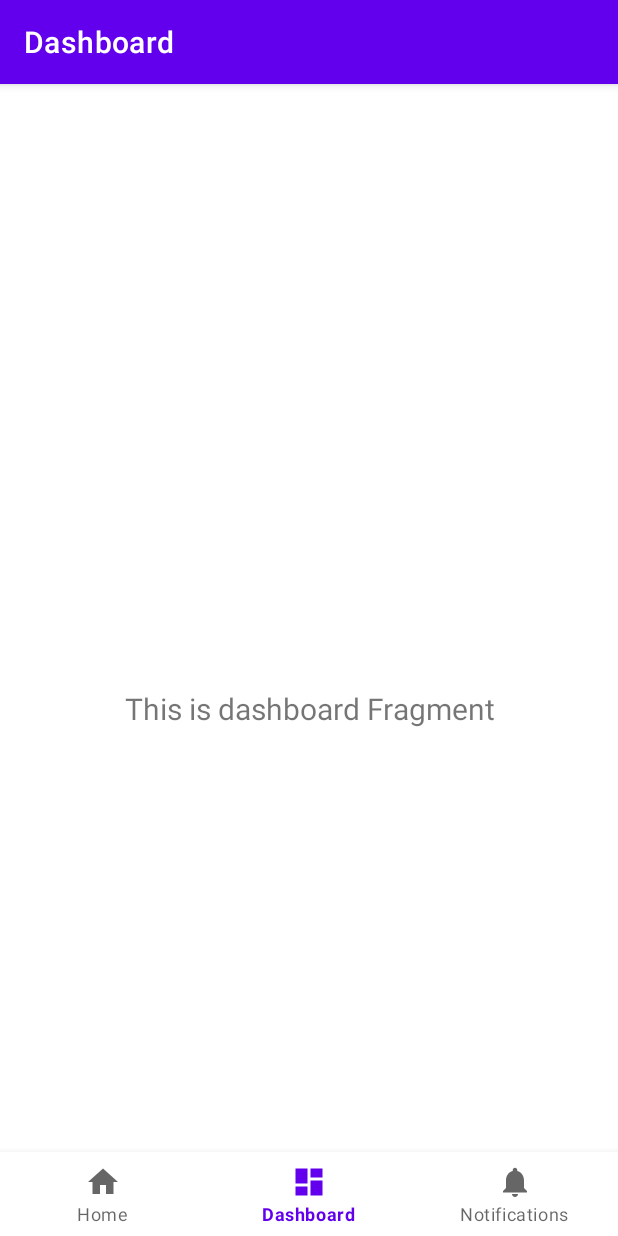
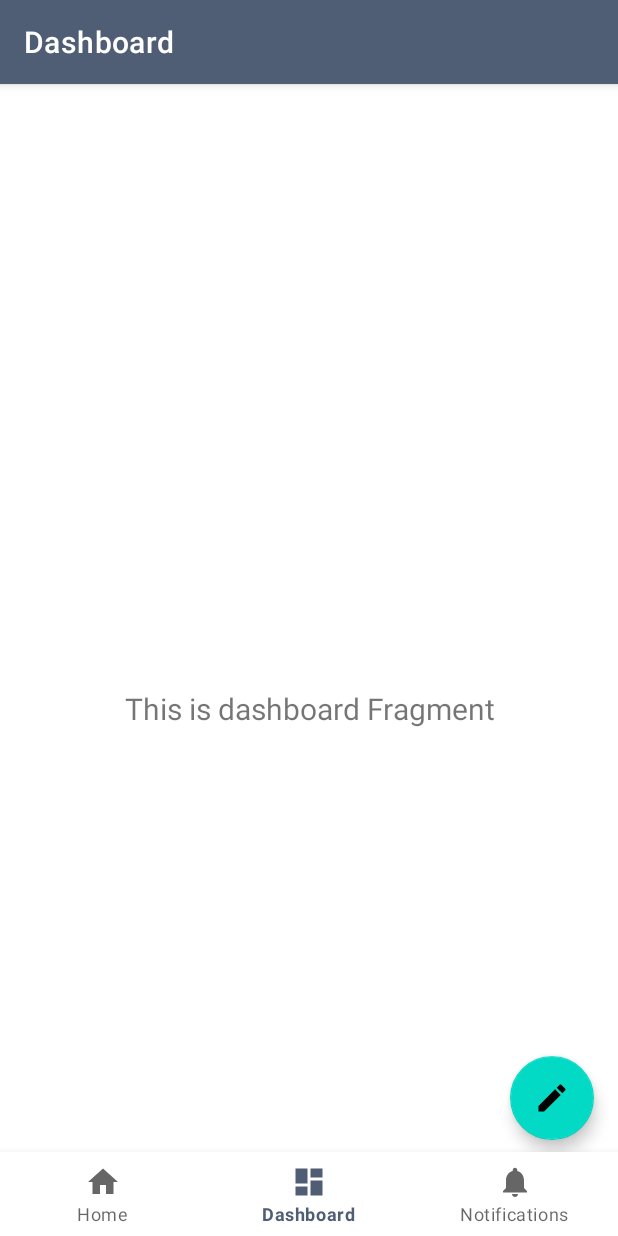
Before and after one commit to tylerkauff/ArtShare, an Android app: the DashboardFragment screen opened through its navigation route, on a phone screen of 412 x 824 dp. Run offline under Robolectric (Android 15) with nearby library versions, the phone set to English and light mode, and no system bars; our stand-ins replace navigation-ui.

Commit message:
Styling and color

```diff
--- a/app/src/main/AndroidManifest.xml
+++ b/app/src/main/AndroidManifest.xml
@@ -1,6 +1,6 @@
 <?xml version="1.0" encoding="utf-8"?>
 <manifest xmlns:android="http://schemas.android.com/apk/res/android"
-    package="com.example.artsharekotlin">
+    package="com.example.artsharekotlin" >
 
     <application
         android:allowBackup="true"
@@ -8,11 +8,11 @@
         android:label="@string/app_name"
         android:roundIcon="@mipmap/ic_launcher_round"
         android:supportsRtl="true"
-        android:theme="@style/Theme.ArtShareKotlin">
+        android:theme="@style/Theme.ArtShareKotlin" >
         <activity
             android:name=".MainActivity"
             android:exported="true"
-            android:label="@string/app_name">
+            android:label="@string/app_name" >
             <intent-filter>
                 <action android:name="android.intent.action.MAIN" />
 
--- a/app/src/main/java/com/example/artsharekotlin/ui/dashboard/DashboardFragment.kt
+++ b/app/src/main/java/com/example/artsharekotlin/ui/dashboard/DashboardFragment.kt
@@ -15,7 +15,6 @@ class DashboardFragment : Fragment() {
 
   private lateinit var dashboardViewModel: DashboardViewModel
 private var _binding: FragmentDashboardBinding? = null
-
   // This property is only valid between onCreateView and
   // onDestroyView.
   private val binding get() = _binding!!
--- a/app/src/main/java/com/example/artsharekotlin/ui/home/HomeFragment.kt
+++ b/app/src/main/java/com/example/artsharekotlin/ui/home/HomeFragment.kt
@@ -15,7 +15,6 @@ class HomeFragment : Fragment() {
 
   private lateinit var homeViewModel: HomeViewModel
 private var _binding: FragmentHomeBinding? = null
-
   // This property is only valid between onCreateView and
   // onDestroyView.
   private val binding get() = _binding!!
--- a/app/src/main/java/com/example/artsharekotlin/ui/notifications/NotificationsFragment.kt
+++ b/app/src/main/java/com/example/artsharekotlin/ui/notifications/NotificationsFragment.kt
@@ -15,7 +15,6 @@ class NotificationsFragment : Fragment() {
 
   private lateinit var notificationsViewModel: NotificationsViewModel
 private var _binding: FragmentNotificationsBinding? = null
-
   // This property is only valid between onCreateView and
   // onDestroyView.
   private val binding get() = _binding!!
--- /dev/null
+++ b/app/src/main/res/drawable/ic_write.xml
@@ -0,0 +1,5 @@
+<vector android:height="24dp" android:tint="#FFFFFF"
+    android:viewportHeight="24" android:viewportWidth="24"
+    android:width="24dp" xmlns:android="http://schemas.android.com/apk/res/android">
+    <path android:fillColor="@android:color/white" android:pathData="M3,17.25V21h3.75L17.81,9.94l-3.75,-3.75L3,17.25zM20.71,7.04c0.39,-0.39 0.39,-1.02 0,-1.41l-2.34,-2.34c-0.39,-0.39 -1.02,-0.39 -1.41,0l-1.83,1.83 3.75,3.75 1.83,-1.83z"/>
+</vector>
--- a/app/src/main/res/layout/fragment_dashboard.xml
+++ b/app/src/main/res/layout/fragment_dashboard.xml
@@ -1,10 +1,22 @@
 <?xml version="1.0" encoding="utf-8"?>
-<androidx.constraintlayout.widget.ConstraintLayout xmlns:android="http://schemas.android.com/apk/res/android"
+<androidx.constraintlayout.widget.ConstraintLayout
+    xmlns:android="http://schemas.android.com/apk/res/android"
     xmlns:app="http://schemas.android.com/apk/res-auto"
     xmlns:tools="http://schemas.android.com/tools"
     android:layout_width="match_parent"
     android:layout_height="match_parent"
-    tools:context=".ui.dashboard.DashboardFragment">
+    tools:context=".ui.dashboard.DashboardFragment" >
+
+    <com.google.android.material.floatingactionbutton.FloatingActionButton
+        android:id="@+id/floatingActionButton"
+        android:layout_width="wrap_content"
+        android:layout_height="wrap_content"
+        android:layout_marginEnd="16dp"
+        android:layout_marginBottom="64dp"
+        android:clickable="true"
+        android:src="@drawable/ic_write"
+        app:layout_constraintBottom_toBottomOf="parent"
+        app:layout_constraintEnd_toEndOf="parent" />
 
     <TextView
         android:id="@+id/text_dashboard"
@@ -15,8 +27,8 @@
         android:layout_marginEnd="8dp"
         android:textAlignment="center"
         android:textSize="20sp"
-        app:layout_constraintBottom_toBottomOf="parent"
         app:layout_constraintEnd_toEndOf="parent"
         app:layout_constraintStart_toStartOf="parent"
-        app:layout_constraintTop_toTopOf="parent" />
+        app:layout_constraintTop_toTopOf="parent"
+        app:layout_constraintBottom_toBottomOf="parent" />
 </androidx.constraintlayout.widget.ConstraintLayout>
--- a/app/src/main/res/layout/fragment_home.xml
+++ b/app/src/main/res/layout/fragment_home.xml
@@ -1,10 +1,11 @@
 <?xml version="1.0" encoding="utf-8"?>
-<androidx.constraintlayout.widget.ConstraintLayout xmlns:android="http://schemas.android.com/apk/res/android"
+<androidx.constraintlayout.widget.ConstraintLayout
+    xmlns:android="http://schemas.android.com/apk/res/android"
     xmlns:app="http://schemas.android.com/apk/res-auto"
     xmlns:tools="http://schemas.android.com/tools"
     android:layout_width="match_parent"
     android:layout_height="match_parent"
-    tools:context=".ui.home.HomeFragment">
+    tools:context=".ui.home.HomeFragment" >
 
     <TextView
         android:id="@+id/text_home"
@@ -15,8 +16,8 @@
         android:layout_marginEnd="8dp"
         android:textAlignment="center"
         android:textSize="20sp"
-        app:layout_constraintBottom_toBottomOf="parent"
         app:layout_constraintEnd_toEndOf="parent"
         app:layout_constraintStart_toStartOf="parent"
-        app:layout_constraintTop_toTopOf="parent" />
+        app:layout_constraintTop_toTopOf="parent"
+        app:layout_constraintBottom_toBottomOf="parent" />
 </androidx.constraintlayout.widget.ConstraintLayout>
--- a/app/src/main/res/layout/fragment_notifications.xml
+++ b/app/src/main/res/layout/fragment_notifications.xml
@@ -1,10 +1,11 @@
 <?xml version="1.0" encoding="utf-8"?>
-<androidx.constraintlayout.widget.ConstraintLayout xmlns:android="http://schemas.android.com/apk/res/android"
+<androidx.constraintlayout.widget.ConstraintLayout
+    xmlns:android="http://schemas.android.com/apk/res/android"
     xmlns:app="http://schemas.android.com/apk/res-auto"
     xmlns:tools="http://schemas.android.com/tools"
     android:layout_width="match_parent"
     android:layout_height="match_parent"
-    tools:context=".ui.notifications.NotificationsFragment">
+    tools:context=".ui.notifications.NotificationsFragment" >
 
     <TextView
         android:id="@+id/text_notifications"
@@ -15,8 +16,8 @@
         android:layout_marginEnd="8dp"
         android:textAlignment="center"
         android:textSize="20sp"
-        app:layout_constraintBottom_toBottomOf="parent"
         app:layout_constraintEnd_toEndOf="parent"
         app:layout_constraintStart_toStartOf="parent"
-        app:layout_constraintTop_toTopOf="parent" />
+        app:layout_constraintTop_toTopOf="parent"
+        app:layout_constraintBottom_toBottomOf="parent" />
 </androidx.constraintlayout.widget.ConstraintLayout>
--- a/app/src/main/res/menu/bottom_nav_menu.xml
+++ b/app/src/main/res/menu/bottom_nav_menu.xml
@@ -4,16 +4,16 @@
     <item
         android:id="@+id/navigation_home"
         android:icon="@drawable/ic_home_black_24dp"
-        android:title="@string/title_home" />
+        android:title="@string/title_home"/>
 
     <item
         android:id="@+id/navigation_dashboard"
         android:icon="@drawable/ic_dashboard_black_24dp"
-        android:title="@string/title_dashboard" />
+        android:title="@string/title_dashboard"/>
 
     <item
         android:id="@+id/navigation_notifications"
         android:icon="@drawable/ic_notifications_black_24dp"
-        android:title="@string/title_notifications" />
+        android:title="@string/title_notifications"/>
 
 </menu>
--- a/app/src/main/res/values-night/themes.xml
+++ b/app/src/main/res/values-night/themes.xml
@@ -6,8 +6,8 @@
         <item name="colorPrimaryVariant">@color/purple_700</item>
         <item name="colorOnPrimary">@color/black</item>
         <!-- Secondary brand color. -->
-        <item name="colorSecondary">@color/teal_200</item>
-        <item name="colorSecondaryVariant">@color/teal_200</item>
+        <item name="colorSecondary">@color/softorange</item>
+        <item name="colorSecondaryVariant">@color/softorange</item>
         <item name="colorOnSecondary">@color/black</item>
         <!-- Status bar color. -->
         <item name="android:statusBarColor" tools:targetApi="l">?attr/colorPrimaryVariant</item>
--- a/app/src/main/res/values/colors.xml
+++ b/app/src/main/res/values/colors.xml
@@ -7,4 +7,7 @@
     <color name="teal_700">#FF018786</color>
     <color name="black">#FF000000</color>
     <color name="white">#FFFFFFFF</color>
+    <color name="softorange">#EF8354</color>
+    <color name="slateblue">#4F5D75</color>
+    <color name="slateblue_700">#434F63</color>
 </resources>
--- a/app/src/main/res/values/themes.xml
+++ b/app/src/main/res/values/themes.xml
@@ -2,15 +2,19 @@
     <!-- Base application theme. -->
     <style name="Theme.ArtShareKotlin" parent="Theme.MaterialComponents.DayNight.DarkActionBar">
         <!-- Primary brand color. -->
-        <item name="colorPrimary">@color/purple_500</item>
-        <item name="colorPrimaryVariant">@color/purple_700</item>
-        <item name="colorOnPrimary">@color/white</item>
+        <item name="colorPrimary">@color/slateblue</item>
+        <item name="colorPrimaryVariant">@color/slateblue</item>
+        <item name="colorOnPrimary">@color/slateblue</item>
         <!-- Secondary brand color. -->
         <item name="colorSecondary">@color/teal_200</item>
         <item name="colorSecondaryVariant">@color/teal_700</item>
         <item name="colorOnSecondary">@color/black</item>
+
+        <!-- Navigation buttons -->
+        <item name="android:navigationBarColor">@color/slateblue</item>
+        <item name="android:navigationIcon">@color/softorange</item>
         <!-- Status bar color. -->
-        <item name="android:statusBarColor" tools:targetApi="l">?attr/colorPrimaryVariant</item>
+        <item name="android:statusBarColor" tools:targetApi="l">@color/slateblue_700</item>
         <!-- Customize your theme here. -->
     </style>
 </resources>
```
Also changed, not shown: app/src/main/java/com/example/artsharekotlin/MainActivity.kt (+5 -8 lines), app/src/main/res/drawable/ic_dashboard_black_24dp.xml (+5 -5 lines), app/src/main/res/drawable/ic_home_black_24dp.xml (+5 -5 lines), app/src/main/res/drawable/ic_notifications_black_24dp.xml (+5 -5 lines), app/src/main/res/layout/activity_main.xml (+6 -4 lines). Lines whose indentation alone changed are shown as unchanged.
